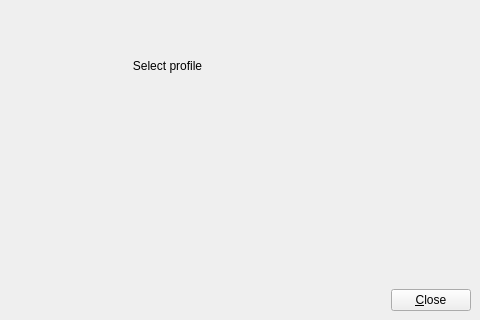
Old version of the form UserInterface.ui in the repository SyDevTeam/gta5view; both pictures show x 145 to 625 and y 180 to 500 of the 625 by 500 pixel window.
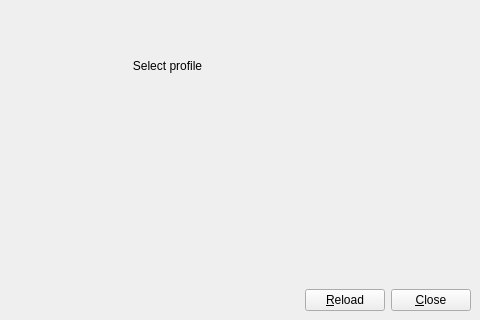
New version of the form.

Commit message: Reload Button don't get removed, string update

```diff
--- a/UserInterface.ui
+++ b/UserInterface.ui
@@ -97,6 +97,13 @@
             </property>
            </spacer>
           </item>
+          <item>
+           <widget class="QPushButton" name="cmdReload">
+            <property name="text">
+             <string>&amp;Reload</string>
+            </property>
+           </widget>
+          </item>
           <item>
            <widget class="QPushButton" name="cmdClose">
             <property name="text">
```
The commit also changes 5 other files.
